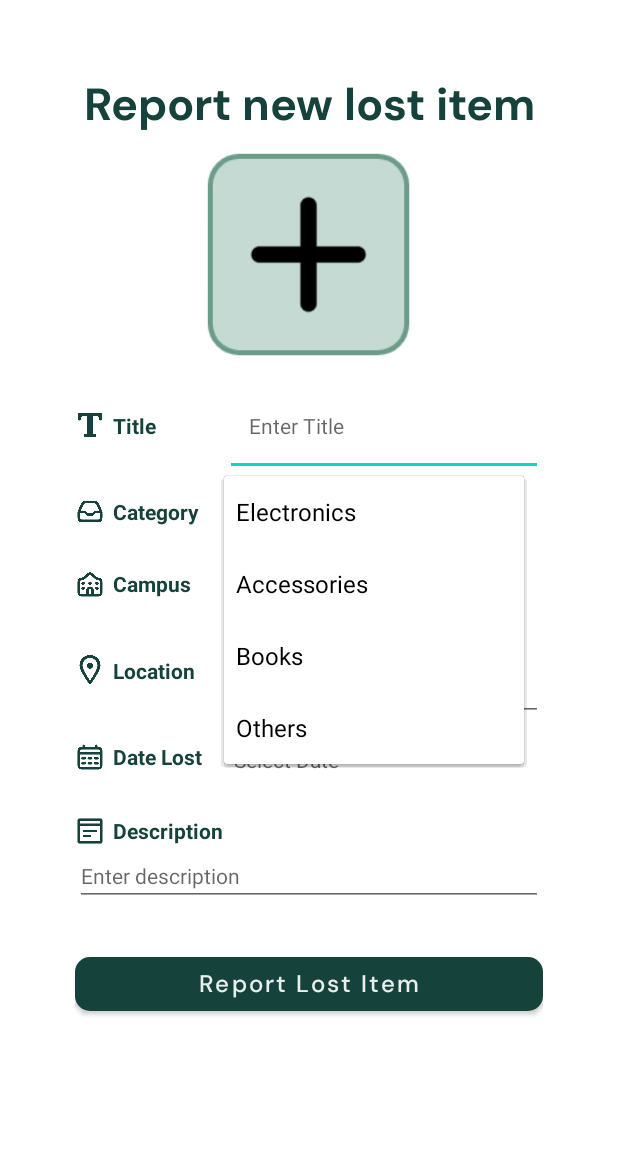
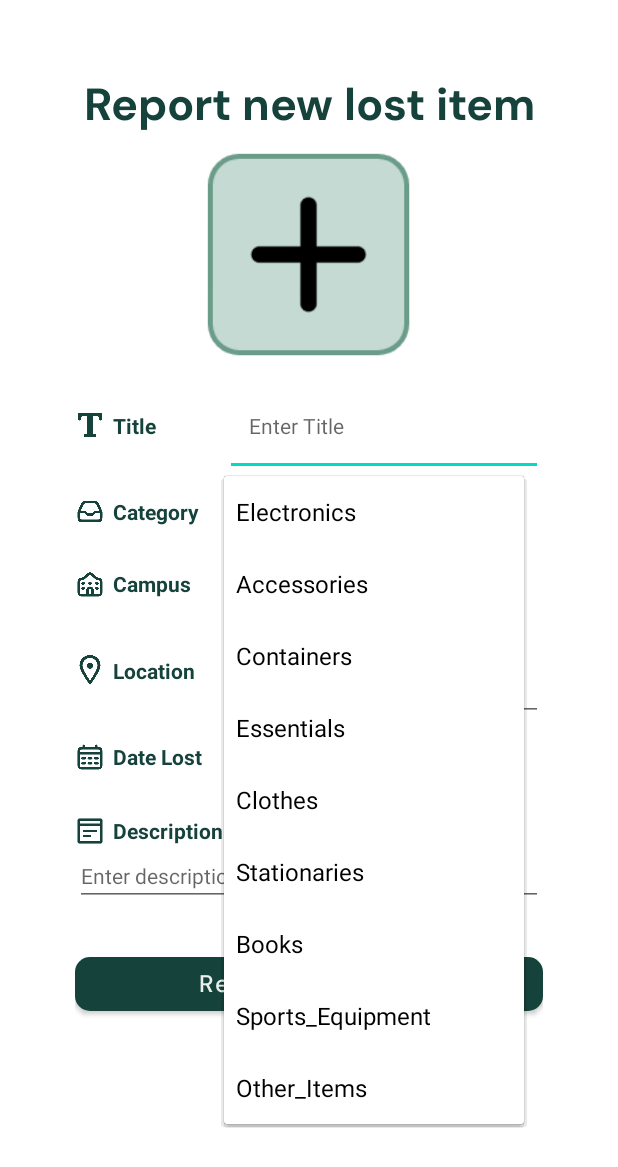
Before and after one commit to TeanConcio/DLSU-Lost-and-Found, an Android app: the CreateLostActivity screen opened directly, with no data from a screen before it, after a tap on "Electronics", on a phone screen of 412 x 824 dp. Shown: the top 1167 px of the screen. Run offline under Robolectric (Android 15) with nearby library versions, the phone set to English and light mode, and no system bars.

```diff
--- a/app/src/main/res/values/strings.xml
+++ b/app/src/main/res/values/strings.xml
@@ -25,8 +25,13 @@
     <string-array name="category">
         <item>Electronics</item>
         <item>Accessories</item>
+        <item>Containers</item>
+        <item>Essentials</item>
+        <item>Clothes</item>
+        <item>Stationaries</item>
         <item>Books</item>
-        <item>Others</item>
+        <item>Sports_Equipment</item>
+        <item>Other_Items</item>
     </string-array>
 
     <string-array name="status">
```
Also changed, not shown: app/src/main/java/com/mobdeve/S17/MOBPsycho40/DLSULostAndFound/CreateFoundActivity.java (+84 -2 lines).
